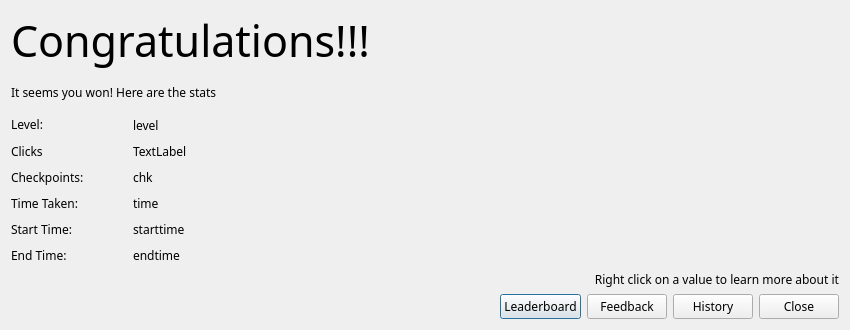
flamboyantpenguin/wikilynx, file wikiLYNX/ui/congrats.ui: the form before one commit.
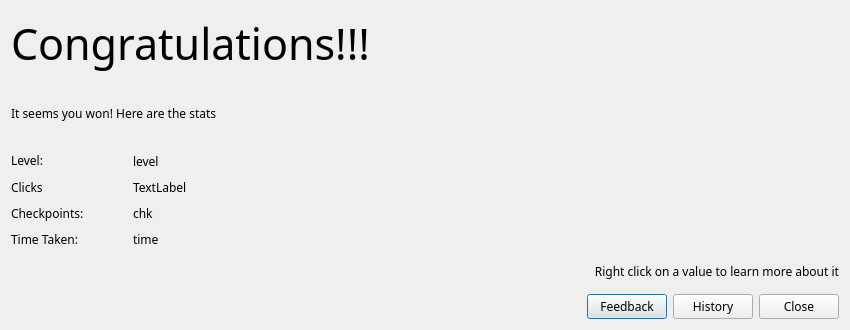
The form after the commit. Icons and pictures are not drawn.

Commit message: Release 1.5.6-C2 - Major Code Cleanup - Classes have been refactored to adhere to Pascal Case - GameData is now stored as binary/base64 to reduce file size and   improve efficiency. Exports are still in ASCII format - Game Logs are now stored in file named `.log`. New Dialog to view the   logs as an interactive list

Patch:
```diff
--- a/wikiLYNX/ui/congrats.ui
+++ b/wikiLYNX/ui/congrats.ui
@@ -74,19 +74,16 @@
     </widget>
    </item>
    <item>
-    <layout class="QGridLayout" name="gridLayout" columnstretch="0,0,0,1" columnminimumwidth="0,0,0,1">
-     <item row="0" column="2">
-      <widget class="QLabel" name="lnameLabel">
-       <property name="whatsThis">
-        <string>Name of the level you played </string>
-       </property>
+    <layout class="QGridLayout" name="gridLayout" rowstretch="0,0,0,0" columnstretch="1,0,1,0">
+     <item row="1" column="0">
+      <widget class="QLabel" name="label_7">
        <property name="text">
-        <string>level</string>
+        <string>Clicks</string>
        </property>
       </widget>
      </item>
-     <item row="5" column="1">
-      <spacer name="horizontalSpacer_7">
+     <item row="3" column="3">
+      <spacer name="horizontalSpacer_11">
        <property name="orientation">
         <enum>Qt::Orientation::Horizontal</enum>
        </property>
@@ -98,20 +95,36 @@
        </property>
       </spacer>
      </item>
-     <item row="2" column="0">
-      <widget class="QLabel" name="label">
+     <item row="1" column="1">
+      <spacer name="horizontalSpacer_3">
+       <property name="orientation">
+        <enum>Qt::Orientation::Horizontal</enum>
+       </property>
+       <property name="sizeHint" stdset="0">
+        <size>
+         <width>40</width>
+         <height>20</height>
+        </size>
+       </property>
+      </spacer>
+     </item>
+     <item row="1" column="2">
+      <widget class="QLabel" name="clicksLabel">
+       <property name="whatsThis">
+        <string>Number of clicks to finish the game</string>
+       </property>
        <property name="text">
-        <string>Checkpoints: </string>
+        <string>TextLabel</string>
        </property>
       </widget>
      </item>
-     <item row="2" column="2">
-      <widget class="QLabel" name="chkCleared">
+     <item row="3" column="2">
+      <widget class="QLabel" name="timeTaken">
        <property name="whatsThis">
         <string>&lt;html&gt;&lt;head/&gt;&lt;body&gt;&lt;p&gt;The number of Checkpoints you cleared&lt;/p&gt;&lt;/body&gt;&lt;/html&gt;</string>
        </property>
        <property name="text">
-        <string>chk</string>
+        <string>time</string>
        </property>
       </widget>
      </item>
@@ -128,45 +141,8 @@
        </property>
       </widget>
      </item>
-     <item row="3" column="2">
-      <widget class="QLabel" name="timeTaken">
-       <property name="whatsThis">
-        <string>&lt;html&gt;&lt;head/&gt;&lt;body&gt;&lt;p&gt;This denotes the time taken to play the game. If you were unable to finish the game in time, this denotes the time taken to reach the last checkpoint. &lt;/p&gt;&lt;/body&gt;&lt;/html&gt;</string>
-       </property>
-       <property name="text">
-        <string>time</string>
-       </property>
-      </widget>
-     </item>
-     <item row="4" column="2">
-      <widget class="QLabel" name="startTime">
-       <property name="whatsThis">
-        <string>&lt;html&gt;&lt;head/&gt;&lt;body&gt;&lt;p&gt;System time when the game started &lt;/p&gt;&lt;/body&gt;&lt;/html&gt;</string>
-       </property>
-       <property name="text">
-        <string>starttime</string>
-       </property>
-      </widget>
-     </item>
-     <item row="5" column="0">
-      <widget class="QLabel" name="label_6">
-       <property name="text">
-        <string>End Time: </string>
-       </property>
-      </widget>
-     </item>
-     <item row="5" column="2">
-      <widget class="QLabel" name="endTime">
-       <property name="whatsThis">
-        <string>&lt;html&gt;&lt;head/&gt;&lt;body&gt;&lt;p&gt;System time when the game ended &lt;/p&gt;&lt;/body&gt;&lt;/html&gt;</string>
-       </property>
-       <property name="text">
-        <string>endtime</string>
-       </property>
-      </widget>
-     </item>
-     <item row="3" column="1">
-      <spacer name="horizontalSpacer_5">
+     <item row="1" column="3">
+      <spacer name="horizontalSpacer_9">
        <property name="orientation">
         <enum>Qt::Orientation::Horizontal</enum>
        </property>
@@ -178,15 +154,15 @@
        </property>
       </spacer>
      </item>
-     <item row="1" column="0">
-      <widget class="QLabel" name="label_7">
+     <item row="2" column="0">
+      <widget class="QLabel" name="label">
        <property name="text">
-        <string>Clicks</string>
+        <string>Checkpoints: </string>
        </property>
       </widget>
      </item>
-     <item row="4" column="1">
-      <spacer name="horizontalSpacer_6">
+     <item row="2" column="3">
+      <spacer name="horizontalSpacer_10">
        <property name="orientation">
         <enum>Qt::Orientation::Horizontal</enum>
        </property>
@@ -198,43 +174,16 @@
        </property>
       </spacer>
      </item>
-     <item row="4" column="0">
-      <widget class="QLabel" name="label_5">
-       <property name="text">
-        <string>Start Time:</string>
-       </property>
-      </widget>
-     </item>
-     <item row="1" column="2">
-      <widget class="QLabel" name="clicksLabel">
+     <item row="0" column="2">
+      <widget class="QLabel" name="lnameLabel">
        <property name="whatsThis">
         <string>Number of clicks to finish the game</string>
        </property>
        <property name="text">
-        <string>TextLabel</string>
+        <string>level</string>
        </property>
       </widget>
      </item>
-     <item row="3" column="0">
-      <widget class="QLabel" name="label_4">
-       <property name="text">
-        <string>Time Taken: </string>
-       </property>
-      </widget>
-     </item>
-     <item row="1" column="1">
-      <spacer name="horizontalSpacer_3">
-       <property name="orientation">
-        <enum>Qt::Orientation::Horizontal</enum>
-       </property>
-       <property name="sizeHint" stdset="0">
-        <size>
-         <width>40</width>
-         <height>20</height>
-        </size>
-       </property>
-      </spacer>
-     </item>
      <item row="2" column="1">
       <spacer name="horizontalSpacer_4">
        <property name="orientation">
@@ -261,6 +210,16 @@
        </property>
       </spacer>
      </item>
+     <item row="2" column="2">
+      <widget class="QLabel" name="chkCleared">
+       <property name="whatsThis">
+        <string>&lt;html&gt;&lt;head/&gt;&lt;body&gt;&lt;p&gt;The number of Checkpoints you cleared&lt;/p&gt;&lt;/body&gt;&lt;/html&gt;</string>
+       </property>
+       <property name="text">
+        <string>chk</string>
+       </property>
+      </widget>
+     </item>
      <item row="0" column="3">
       <spacer name="horizontalSpacer_8">
        <property name="orientation">
@@ -274,8 +233,8 @@
        </property>
       </spacer>
      </item>
-     <item row="1" column="3">
-      <spacer name="horizontalSpacer_9">
+     <item row="3" column="1">
+      <spacer name="horizontalSpacer_5">
        <property name="orientation">
         <enum>Qt::Orientation::Horizontal</enum>
        </property>
@@ -287,57 +246,12 @@
        </property>
       </spacer>
      </item>
-     <item row="2" column="3">
-      <spacer name="horizontalSpacer_10">
-       <property name="orientation">
-        <enum>Qt::Orientation::Horizontal</enum>
+     <item row="3" column="0">
+      <widget class="QLabel" name="label_4">
+       <property name="text">
+        <string>Time Taken: </string>
        </property>
-       <property name="sizeHint" stdset="0">
-        <size>
-         <width>40</width>
-         <height>20</height>
-        </size>
-       </property>
-      </spacer>
-     </item>
-     <item row="3" column="3">
-      <spacer name="horizontalSpacer_11">
-       <property name="orientation">
-        <enum>Qt::Orientation::Horizontal</enum>
-       </property>
-       <property name="sizeHint" stdset="0">
-        <size>
-         <width>40</width>
-         <height>20</height>
-        </size>
-       </property>
-      </spacer>
-     </item>
-     <item row="4" column="3">
-      <spacer name="horizontalSpacer_12">
-       <property name="orientation">
-        <enum>Qt::Orientation::Horizontal</enum>
-       </property>
-       <property name="sizeHint" stdset="0">
-        <size>
-         <width>40</width>
-         <height>20</height>
-        </size>
-       </property>
-      </spacer>
-     </item>
-     <item row="5" column="3">
-      <spacer name="horizontalSpacer_13">
-       <property name="orientation">
-        <enum>Qt::Orientation::Horizontal</enum>
-       </property>
-       <property name="sizeHint" stdset="0">
-        <size>
-         <width>40</width>
-         <height>20</height>
-        </size>
-       </property>
-      </spacer>
+      </widget>
      </item>
     </layout>
    </item>
@@ -408,19 +322,6 @@
            </property>
           </spacer>
          </item>
-         <item>
-          <widget class="QPushButton" name="viewStatsButton">
-           <property name="toolTip">
-            <string>View Leaderboard</string>
-           </property>
-           <property name="text">
-            <string>Leaderboard</string>
-           </property>
-           <property name="icon">
-            <iconset theme="trophy"/>
-           </property>
-          </widget>
-         </item>
          <item>
           <widget class="QPushButton" name="feedBackButton">
            <property name="toolTip">
```
Left out of the diff: 8 changed lines with no effect on the pictures. The commit also changes 47 other files.
